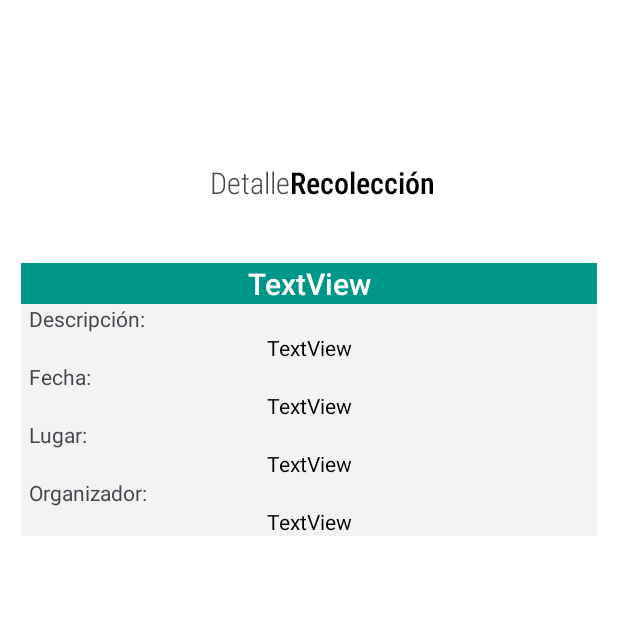
After one commit to Alexis-Casanova/ProyectoReciclaje, an Android app: the ActividadDetalleEvento screen opened directly, with no data from a screen before it, on a phone screen of 412 x 824 dp, the top half of it. The commit adds this screen. Run offline under Robolectric (Android 15) with nearby library versions, the phone set to English and light mode, and no system bars.

Commit message:
Actividad Calendario

```diff
--- a/app/src/main/AndroidManifest.xml
+++ b/app/src/main/AndroidManifest.xml
@@ -16,6 +16,12 @@
         android:theme="@style/Theme.AppReciclaje"
         android:usesCleartextTraffic="true"
         tools:targetApi="31">
+        <activity
+            android:name=".ActividadCalendario"
+            android:exported="false" />
+        <activity
+            android:name=".ActividadDetalleEvento"
+            android:exported="false" />
         <activity
             android:name=".ActividadInicioUsuario"
             android:exported="false" />
--- /dev/null
+++ b/app/src/main/java/com/example/appreciclaje/ActividadDetalleEvento.java
@@ -0,0 +1,24 @@
+package com.example.appreciclaje;
+
+import android.os.Bundle;
+
+import androidx.activity.EdgeToEdge;
+import androidx.appcompat.app.AppCompatActivity;
+import androidx.core.graphics.Insets;
+import androidx.core.view.ViewCompat;
+import androidx.core.view.WindowInsetsCompat;
+
+public class ActividadDetalleEvento extends AppCompatActivity {
+
+    @Override
+    protected void onCreate(Bundle savedInstanceState) {
+        super.onCreate(savedInstanceState);
+        EdgeToEdge.enable(this);
+        setContentView(R.layout.ly_actividad_detalle_evento);
+        ViewCompat.setOnApplyWindowInsetsListener(findViewById(R.id.main), (v, insets) -> {
+            Insets systemBars = insets.getInsets(WindowInsetsCompat.Type.systemBars());
+            v.setPadding(systemBars.left, systemBars.top, systemBars.right, systemBars.bottom);
+            return insets;
+        });
+    }
+}
--- /dev/null
+++ b/app/src/main/res/layout/ly_actividad_detalle_evento.xml
@@ -0,0 +1,129 @@
+<?xml version="1.0" encoding="utf-8"?>
+<androidx.constraintlayout.widget.ConstraintLayout xmlns:android="http://schemas.android.com/apk/res/android"
+    xmlns:app="http://schemas.android.com/apk/res-auto"
+    xmlns:tools="http://schemas.android.com/tools"
+    android:id="@+id/main"
+    android:layout_width="match_parent"
+    android:layout_height="match_parent"
+    android:background="#ffffff"
+    tools:context=".ActividadDetalleEvento">
+
+    <TextView
+        android:id="@+id/textView7"
+        style="@style/Titulo"
+        android:layout_width="wrap_content"
+        android:layout_height="wrap_content"
+        android:layout_marginTop="108dp"
+        android:text="Recolección"
+        app:layout_constraintStart_toEndOf="@+id/textView6"
+        app:layout_constraintTop_toTopOf="parent" />
+
+    <TextView
+        android:id="@+id/textView6"
+        android:layout_width="wrap_content"
+        android:layout_height="wrap_content"
+        android:layout_marginTop="108dp"
+        android:fontFamily="sans-serif-condensed-light"
+        android:text="Detalle"
+        android:textSize="20dp"
+        app:layout_constraintEnd_toEndOf="parent"
+        app:layout_constraintHorizontal_bias="0.391"
+        app:layout_constraintStart_toStartOf="parent"
+        app:layout_constraintTop_toTopOf="parent" />
+
+    <LinearLayout
+        android:layout_width="match_parent"
+        android:layout_height="wrap_content"
+        android:layout_marginStart="14dp"
+        android:layout_marginTop="40dp"
+        android:layout_marginEnd="14dp"
+        android:orientation="vertical"
+        app:layout_constraintEnd_toEndOf="parent"
+        app:layout_constraintStart_toStartOf="parent"
+        app:layout_constraintTop_toBottomOf="@+id/textView7">
+
+        <TextView
+            android:id="@+id/lb_tituloEventoDet"
+            style="@style/tituloEvento"
+            android:layout_width="match_parent"
+            android:layout_height="wrap_content"
+            android:background="#009688"
+            android:text="TextView" />
+
+        <LinearLayout
+            android:layout_width="match_parent"
+            android:layout_height="wrap_content"
+            android:background="#F3F3F3"
+            android:orientation="vertical">
+
+            <TextView
+                android:id="@+id/textView9"
+                android:layout_width="match_parent"
+                android:layout_height="wrap_content"
+                android:layout_marginLeft="5dp"
+                android:layout_marginRight="5dp"
+                android:text="Descripción:" />
+
+            <TextView
+                android:id="@+id/lb_descripEvento"
+                android:layout_width="match_parent"
+                style="@style/evento"
+                android:layout_marginLeft="5dp"
+                android:layout_marginRight="5dp"
+                android:layout_height="wrap_content"
+                android:text="TextView" />
+
+            <TextView
+                android:id="@+id/textView8"
+                android:layout_width="match_parent"
+                android:layout_height="wrap_content"
+                android:layout_marginLeft="5dp"
+                android:layout_marginRight="5dp"
+                android:text="Fecha:" />
+
+            <TextView
+                android:id="@+id/lb_horarioEventoDet"
+                style="@style/evento"
+                android:layout_width="match_parent"
+                android:layout_marginLeft="5dp"
+                android:layout_marginRight="5dp"
+                android:layout_height="wrap_content"
+                android:text="TextView" />
+
+            <TextView
+                android:id="@+id/textView10"
+                android:layout_width="match_parent"
+                android:layout_marginLeft="5dp"
+                android:layout_marginRight="5dp"
+                android:layout_height="wrap_content"
+                android:text="Lugar:" />
+
+            <TextView
+                android:id="@+id/lb_fechaEventoDet"
+                style="@style/evento"
+                android:layout_marginLeft="5dp"
+                android:layout_marginRight="5dp"
+                android:layout_width="match_parent"
+                android:layout_height="wrap_content"
+                android:text="TextView" />
+
+            <TextView
+                android:id="@+id/textView12"
+                android:layout_width="match_parent"
+                android:layout_marginLeft="5dp"
+                android:layout_marginRight="5dp"
+                android:layout_height="wrap_content"
+                android:text="Organizador:" />
+
+            <TextView
+                android:id="@+id/lb_organizadorEvento"
+                android:layout_width="match_parent"
+                android:layout_marginLeft="5dp"
+                android:layout_marginRight="5dp"
+                android:layout_height="wrap_content"
+                style="@style/evento"
+                android:text="TextView" />
+        </LinearLayout>
+
+    </LinearLayout>
+</androidx.constraintlayout.widget.ConstraintLayout>
--- a/app/src/main/res/values/themes.xml
+++ b/app/src/main/res/values/themes.xml
@@ -21,4 +21,18 @@
         <item name="fontFamily">sans-serif-light</item>
         <item name="android:textSize">35px</item>
     </style>
+
+    <style name="tituloEvento">
+        <item name="fontFamily">sans-serif-light</item>
+        <item name="android:textSize">20dp</item>
+        <item name="android:textColor">@color/white</item>
+        <item name="android:textStyle">bold</item>
+        <item name="android:textAlignment">center</item>
+    </style>
+
+    <style name="evento">
+        <item name="android:textSize">14sp</item>
+        <item name="android:textColor">@color/black</item>
+        <item name="android:textAlignment">center</item>
+    </style>
 </resources>
```
Also changed, not shown: app/src/main/java/com/example/appreciclaje/ActividadCalendario.java (added, +24 -0 lines), app/src/main/res/layout/ly_actividad_calendario.xml (added, +52 -0 lines), app/src/main/res/layout/ly_item_evento.xml (added, +63 -0 lines).
